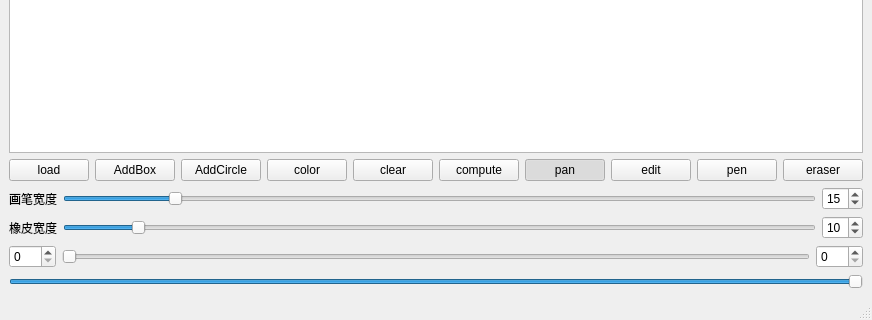
Above: mainwindow.ui from renkehub/IMC before the change; both pictures show x 0 to 872 and y 280 to 600 of the 872 by 600 pixel window. Below: the same form after it.
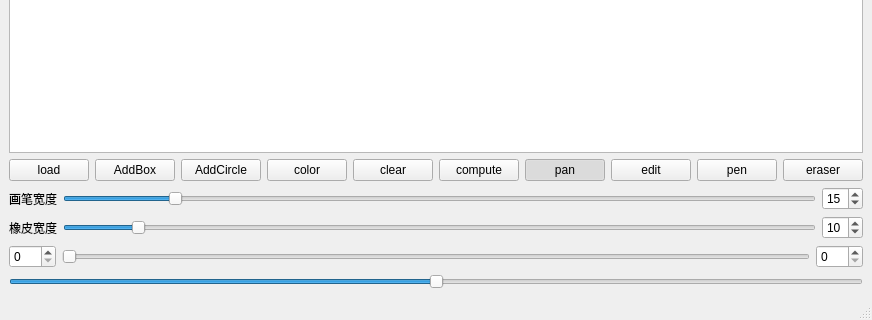
That is the form after the change. Custom widgets are drawn as their Qt base class.

What changed in the file:
```diff
--- a/mainwindow.ui
+++ b/mainwindow.ui
@@ -243,7 +243,7 @@
        <number>100</number>
       </property>
       <property name="value">
-       <number>100</number>
+       <number>50</number>
       </property>
       <property name="orientation">
        <enum>Qt::Horizontal</enum>
```
